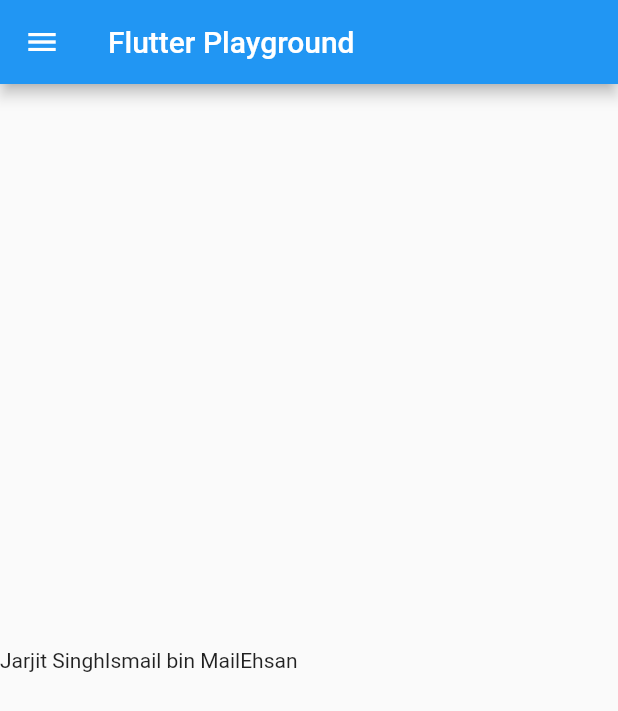
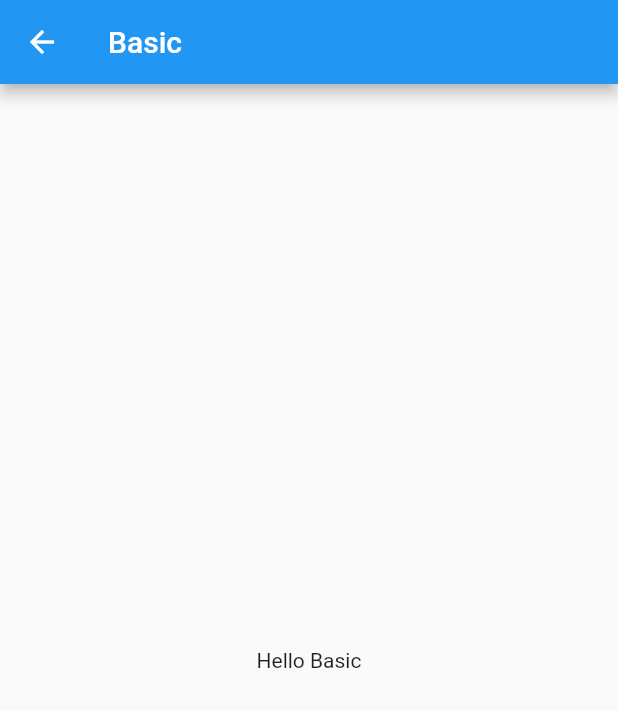
Before and after one commit to andhikayuana/flutter-basic, a Flutter app: the screen it shows after launch, on a phone screen of 412 x 824 dp. Shown: the top 711 px of the screen. Run offline on Flutter 3.47's test engine with Material 2 defaults, Android fonts, the phone set to English and light mode, and no system bars.

Commit message:
refactor code

```diff
--- /dev/null
+++ b/lib/data/Menu.dart
@@ -0,0 +1,14 @@
+final menuItems = [
+  "1. Basic",
+  "2. Card Widget",
+  "3. Drawer Widget",
+  "4. BottomNavigationBar",
+  "5. TabBar Widget",
+  "6. Stepper Widget",
+  "7. Form Widget",
+  "8. Checkbox, Switch, Slider, & Radio",
+  "9. DateTime Picker",
+  "10. Simple Dialog",
+  "11. SnackBar Widget",
+  "12. BottomSheet"
+];
--- a/lib/main.dart
+++ b/lib/main.dart
@@ -1,32 +1,22 @@
 import 'package:flutter/material.dart';
+import 'package:flutter_basic/ui/BasicScreen.dart';
+import 'data/Menu.dart' show menuItems;
+import 'util/DrawerUtil.dart' show createDrawer;
 
 void main() => runApp(FlutterBasicApp());
 
 class FlutterBasicApp extends StatelessWidget {
-  final menuItems = [
-    "1. Basic",
-    "2. Card Widget",
-    "3. Drawer Widget",
-    "4. BottomNavigationBar",
-    "5. TabBar Widget",
-    "6. Stepper Widget",
-    "7. Form Widget",
-    "8. Checkbox, Switch, Slider, & Radio",
-    "9. DateTime Picker",
-    "10. Simple Dialog",
-    "11. SnackBar Widget",
-    "12. BottomSheet"
-  ];
-
   @override
   Widget build(BuildContext context) {
     return MaterialApp(
       title: "Flutter Playground",
+      initialRoute: "/basic",
+      routes: {"/basic": (context) => BasicScreen()},
       home: Scaffold(
         appBar: AppBar(
           title: Text("Flutter Playground"),
         ),
-        drawer: createDrawer(context),
+        drawer: createDrawer(context, menuItems),
         body: Center(
           child: Row(
             children: <Widget>[
@@ -39,31 +29,4 @@ class FlutterBasicApp extends StatelessWidget {
       ),
     );
   }
-
-  Widget createDrawer(BuildContext context) {
-    return Drawer(
-      child: ListView(
-          padding: EdgeInsets.zero, children: createDrawerChildren(context)),
-    );
-  }
-
-  List<Widget> createDrawerChildren(BuildContext context) {
-    var childs = <Widget>[];
-    childs.add(
-      DrawerHeader(
-          child: Text("Jarjit Singh"),
-          decoration: BoxDecoration(color: Colors.blue)),
-    );
-
-    for (var label in menuItems) {
-      childs.add(ListTile(
-        title: Text(label),
-        onTap: () {
-          print(label);
-        },
-      ));
-    }
-
-    return childs;
-  }
 }
--- /dev/null
+++ b/lib/ui/BasicScreen.dart
@@ -0,0 +1,13 @@
+import 'package:flutter/material.dart';
+
+class BasicScreen extends StatelessWidget {
+  @override
+  Widget build(BuildContext context) {
+    return Scaffold(
+      appBar: AppBar(
+        title: Text("Basic"),
+      ),
+      body: Center(child: Text("Hello Basic")),
+    );
+  }
+}
--- /dev/null
+++ b/lib/util/DrawerUtil.dart
@@ -0,0 +1,30 @@
+import 'package:flutter/material.dart';
+
+Widget createDrawer(BuildContext context, List<String> menuItems) {
+  return Drawer(
+    child: ListView(
+        padding: EdgeInsets.zero,
+        children: createDrawerChildren(context, menuItems)),
+  );
+}
+
+List<Widget> createDrawerChildren(
+    BuildContext context, List<String> menuItems) {
+  var childs = <Widget>[];
+  childs.add(
+    DrawerHeader(
+        child: Text("Jarjit Singh"),
+        decoration: BoxDecoration(color: Colors.blue)),
+  );
+
+  for (var label in menuItems) {
+    childs.add(ListTile(
+      title: Text(label),
+      onTap: () {
+        print(label);
+      },
+    ));
+  }
+
+  return childs;
+}
```
